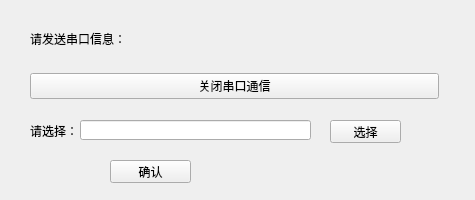
First picture: the form in simulator/myframe.ui, repository lidingke/fiberGeometry, before the edit.
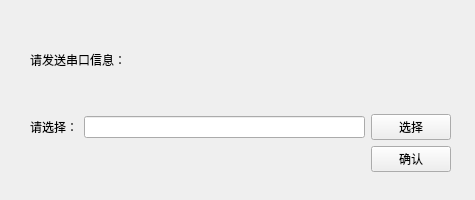
Second picture: the form after the edit.

```diff
--- a/simulator/myframe.ui
+++ b/simulator/myframe.ui
@@ -13,13 +13,13 @@
   <property name="windowTitle">
    <string>Form</string>
   </property>
-  <widget class="QWidget" name="verticalLayoutWidget">
+  <widget class="QWidget" name="">
    <property name="geometry">
     <rect>
      <x>30</x>
-     <y>10</y>
-     <width>409</width>
-     <height>89</height>
+     <y>11</y>
+     <width>421</width>
+     <height>161</height>
     </rect>
    </property>
    <layout class="QVBoxLayout" name="verticalLayout">
@@ -31,62 +31,34 @@
      </widget>
     </item>
     <item>
-     <widget class="QPushButton" name="closeButton">
+     <layout class="QGridLayout" name="gridLayout">
+      <item row="0" column="0">
+       <widget class="QLabel" name="label">
       <property name="text">
-       <string>关闭串口通信</string>
+         <string>请选择：</string>
       </property>
      </widget>
     </item>
-   </layout>
-  </widget>
+      <item row="0" column="1">
+       <widget class="QLineEdit" name="inputLine"/>
+      </item>
+      <item row="0" column="2">
   <widget class="QPushButton" name="loadButton">
-   <property name="geometry">
-    <rect>
-     <x>330</x>
-     <y>120</y>
-     <width>71</width>
-     <height>23</height>
-    </rect>
-   </property>
    <property name="text">
     <string>选择</string>
    </property>
   </widget>
+      </item>
+      <item row="1" column="2">
   <widget class="QPushButton" name="okButton">
-   <property name="geometry">
-    <rect>
-     <x>110</x>
-     <y>160</y>
-     <width>81</width>
-     <height>23</height>
-    </rect>
-   </property>
    <property name="text">
     <string>确认</string>
    </property>
   </widget>
-  <widget class="QLabel" name="label">
-   <property name="geometry">
-    <rect>
-     <x>30</x>
-     <y>120</y>
-     <width>51</width>
-     <height>21</height>
-    </rect>
-   </property>
-   <property name="text">
-    <string>请选择：</string>
-   </property>
-  </widget>
-  <widget class="QLineEdit" name="inputLine">
-   <property name="geometry">
-    <rect>
-     <x>80</x>
-     <y>120</y>
-     <width>231</width>
-     <height>20</height>
-    </rect>
-   </property>
+      </item>
+     </layout>
+    </item>
+   </layout>
   </widget>
  </widget>
  <resources/>
```
Lines whose indentation alone changed are shown as unchanged.
